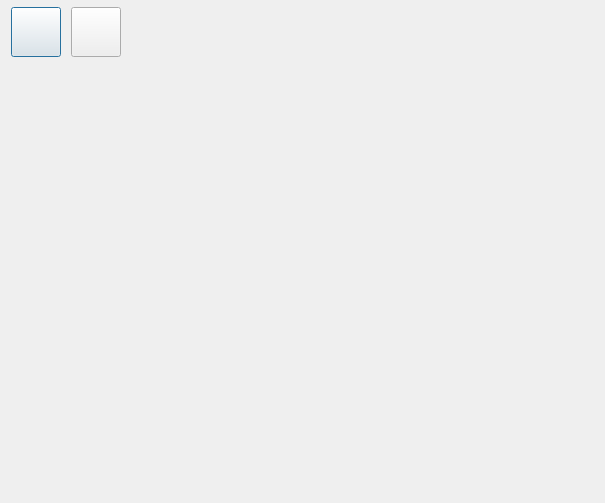
The window that Dialog_Video.ui (CactusTribe/PyRobot) describes before a commit, drawn with Qt 5.
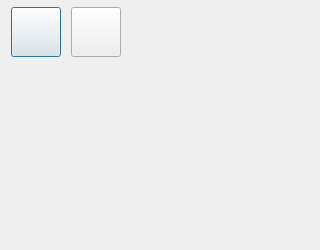
The same window after the commit. Icons and pictures are not drawn.

Commit message: resizing video capture

Patch:
```diff
--- a/Dialog_Video.ui
+++ b/Dialog_Video.ui
@@ -6,14 +6,14 @@
    <rect>
     <x>0</x>
     <y>0</y>
-    <width>605</width>
-    <height>503</height>
+    <width>320</width>
+    <height>250</height>
    </rect>
   </property>
   <property name="minimumSize">
    <size>
-    <width>0</width>
-    <height>0</height>
+    <width>320</width>
+    <height>250</height>
    </size>
   </property>
   <property name="maximumSize">
@@ -136,7 +136,7 @@
      <property name="minimumSize">
       <size>
        <width>0</width>
-       <height>200</height>
+       <height>0</height>
       </size>
      </property>
      <property name="text">
```
Left out of the diff: 2 changed lines with no effect on the pictures. The commit also changes 3 other files.
